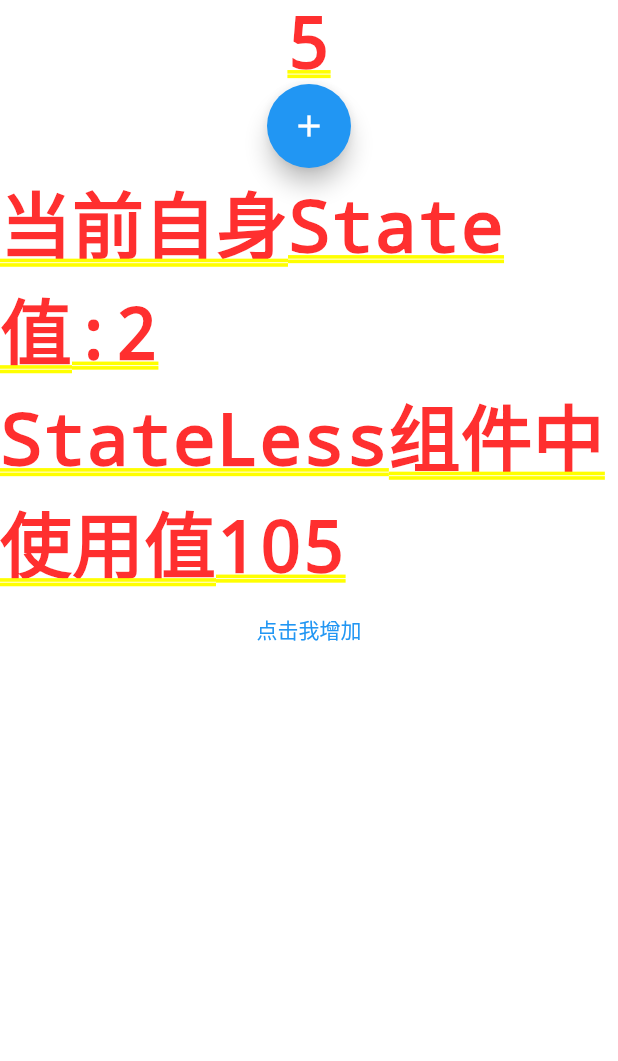
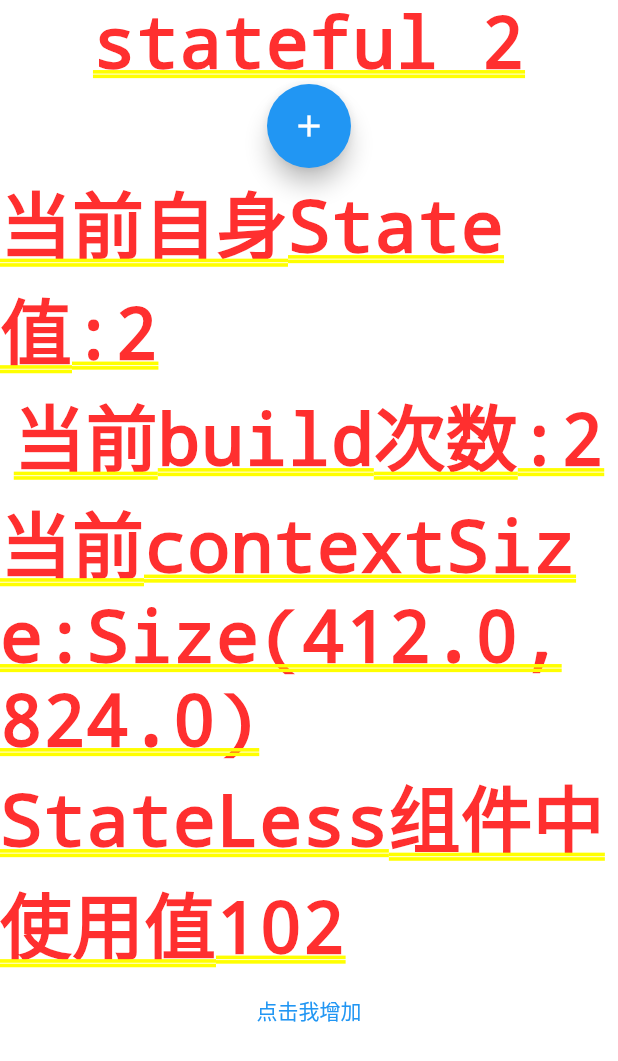
Before and after one commit to Norman-w/reverpod_test, a Flutter app: the screen it shows after launch, after a tap on the "add" icon, on a phone screen of 412 x 824 dp. Shown: the top 1061 px of the screen. Run offline on Flutter 3.47's test engine with Material 2 defaults, Android fonts, the phone set to English and light mode, and no system bars; our stand-ins replace flutter_riverpod.

Commit message:
创建ViewState副本的方法.

```diff
--- a/lib/main.dart
+++ b/lib/main.dart
@@ -28,18 +28,18 @@ class MyApp extends StatelessWidget {
 }
 
 //region 这种通过notifyListeners手动控制是否通知监听者的方式可以直接使用ViewState里面的一个getter,setter来更新UI,但是写起来很麻烦.而且和Flutter本身自带的Provider没有语法区别.其他的区别也暂时没有发现.
-class StateController extends ChangeNotifier {
-  int _count = 0;
-  int get count => _count;
-  set count(int value) {
-    _count = value;
-    notifyListeners();
-  }
-}
+// class StateController extends ChangeNotifier {
+//   int _count = 0;
+//   int get count => _count;
+//   set count(int value) {
+//     _count = value;
+//     notifyListeners();
+//   }
+// }
 //endregion
 
-var stateControllerProvider =
-ChangeNotifierProvider<StateController>((ref) => StateController());
+// var stateControllerProvider =
+// ChangeNotifierProvider<StateController>((ref) => StateController());
 
 
 //region 这种方式直接使用ref.read(stateControllerProvider).count++;不能更新UI
@@ -47,19 +47,27 @@ ChangeNotifierProvider<StateController>((ref) => StateController());
 //endregion
 
 //region 这种方式直接使用ref.read(stateControllerProvider).count++; 不能更新UI
-// final stateControllerProvider = StateNotifierProvider<StateController, ViewState>((ref) => StateController());
-// class StateController extends StateNotifier<ViewState> {
-//   StateController() : super(ViewState());
-//
-//   void increment() {
-//     state = ViewState()..count = state.count+1;
-//   }
-// }
+final stateControllerProvider = StateNotifierProvider<StateController, ViewState>((ref) => StateController());
+class StateController extends StateNotifier<ViewState> {
+  StateController() : super(ViewState());
+
+  void increment() {
+    // state = ViewState()..count = state.count+1;
+    var newState = ViewState.copyWith(state);
+    newState.count = state.count +1;
+    state = newState;
+  }
+}
+class ViewState{
+  ViewState();
+  int count = 1;
+  factory ViewState.copyWith(ViewState old){
+    return ViewState()..count = old.count;
+  }
+}
 //endregion
 
-// class ViewState{
-//   int count = 1;
-// }
+
 
 
 //region 有状态组件
@@ -77,7 +85,7 @@ class _RViewState extends ConsumerState<RView> {
   Widget build(BuildContext context) {
     // ViewState state = ref.watch(stateControllerProvider);
     var count = ref.watch(stateControllerProvider).count;
-    return Text(count.toString());
+    return Text("stateful ${count.toString()}");
   }
 }
 final myProvider = StateProvider((ref) => 100);
@@ -89,13 +97,17 @@ class RController extends ConsumerStatefulWidget {
   @override
   createState() => _RControllerState();
 }
+
+int buildTimes = 0;
 class _RControllerState extends ConsumerState<RController> {
 
   int selfCount = 0;
+  Size contextSize = Size.zero;
 
   void _incrementCounter() {
-    var viewState = ref.read(stateControllerProvider);
-    viewState.count += 5;
+    // var viewState = ref.read(stateControllerProvider).count +=5;
+    ref.read(stateControllerProvider.notifier).increment();
+    // viewState.count += 5;
     // ref.read(stateControllerProvider).count++;
     setState(() {
       selfCount += 2;
@@ -103,17 +115,31 @@ class _RControllerState extends ConsumerState<RController> {
     // ref.read(stateControllerProvider.notifier).increment();
   }
 
+  void _getSizeInfo(context){
+    var size = MediaQuery.of(context).size;
+    // print('width:${size.width},height:${size.height}');
+    setState(() {
+      contextSize = size;
+    });
+  }
+
   @override
   Widget build(BuildContext context) {
+    buildTimes++;
     return
     Column(
       children: [
         FloatingActionButton(
-          onPressed: _incrementCounter,
+          onPressed:(){
+            _incrementCounter();
+            _getSizeInfo(context);
+          } ,
           tooltip: '点击增加',
           child: const Icon(Icons.add),
         ),
-        Text('当前自身State值:$selfCount')
+        Text('当前自身State值:$selfCount'),
+        Text('当前build次数:$buildTimes'),
+        Text('当前contextSize:$contextSize'),
       ],
     );
   }
@@ -135,7 +161,7 @@ class RStatelessController extends ConsumerWidget {
   @override
   Widget build(BuildContext context, WidgetRef ref) {
     return TextButton(onPressed: (){
-      ref.read(stateControllerProvider).count++;
+      ref.read(stateControllerProvider.notifier).increment();
     }, child:
         const Text('点击我增加'),
     );
```
